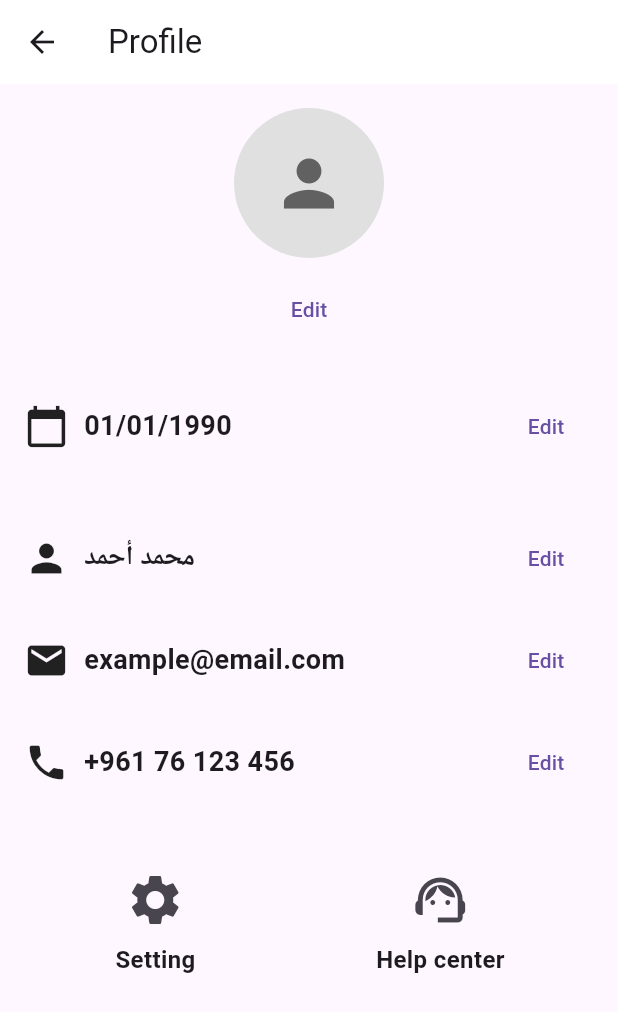
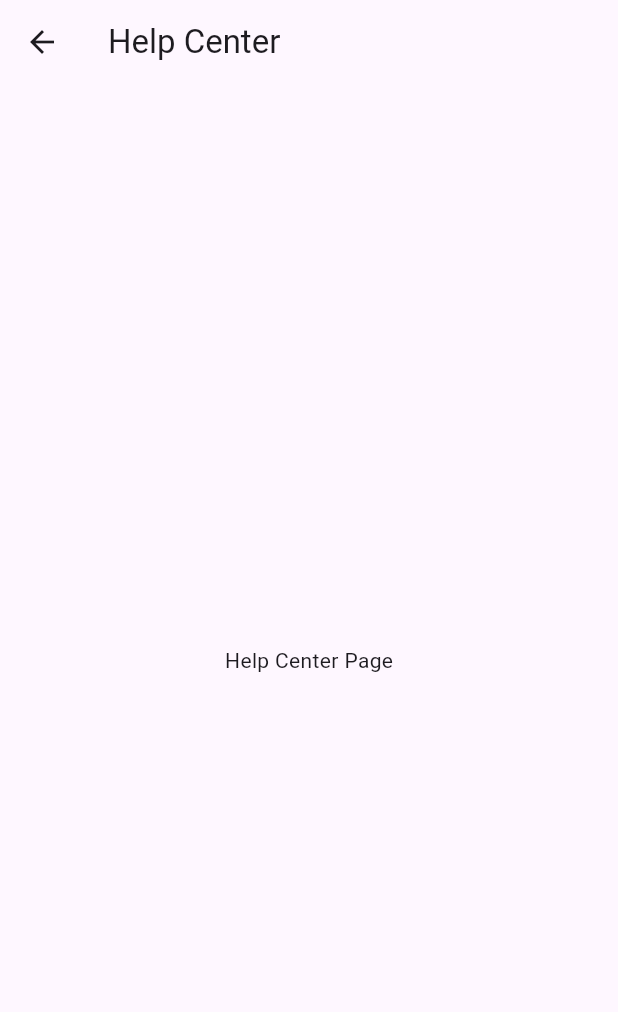
Before and after one commit to mosabfarayeh/tasks, a Flutter app: the ProfilePage screen opened directly, after a tap on the "support agent" icon, on a phone screen of 412 x 824 dp. Shown: the top 1012 px of the screen. Run offline on Flutter 3.47's test engine with Material 3 defaults, Android fonts, the phone set to English and light mode, and no system bars; our stand-ins replace firebase_core, image_picker, permission_handler; missing offline and left inert: google_ml_kit, google_mlkit_face_detection, tasks; accounts and stored records are empty.

Commit message:
Update profile_screen.dart

```diff
--- a/lib/tasks/profile_screen.dart
+++ b/lib/tasks/profile_screen.dart
@@ -1,6 +1,61 @@
 import 'package:flutter/material.dart';
+import 'package:image_picker/image_picker.dart';
+import 'dart:io';
 
-class ProfilePage extends StatelessWidget {
+class ProfilePage extends StatefulWidget {
+  @override
+  _ProfilePageState createState() => _ProfilePageState();
+}
+
+class _ProfilePageState extends State<ProfilePage> {
+  String name = "محمد أحمد";
+  String email = "example@email.com";
+  String phone = "+961 76 123 456";
+  String birthDate = "01/01/1990";
+  File? _image;
+
+  final picker = ImagePicker();
+
+  Future<void> _pickImage() async {
+    final pickedFile = await picker.pickImage(source: ImageSource.gallery);
+    if (pickedFile != null) {
+      setState(() {
+        _image = File(pickedFile.path);
+      });
+    }
+  }
+
+  void _editProfile(String field) {
+    TextEditingController controller = TextEditingController();
+    if (field == "name") controller.text = name;
+    if (field == "email") controller.text = email;
+    if (field == "phone") controller.text = phone;
+
+    showDialog(
+      context: context,
+      builder: (context) => AlertDialog(
+        title: Text("Edit $field"),
+        content: TextField(
+          controller: controller,
+          decoration: InputDecoration(border: OutlineInputBorder()),
+        ),
+        actions: [
+          TextButton(
+            onPressed: () {
+              setState(() {
+                if (field == "name") name = controller.text;
+                if (field == "email") email = controller.text;
+                if (field == "phone") phone = controller.text;
+              });
+              Navigator.pop(context);
+            },
+            child: Text("Save"),
+          )
+        ],
+      ),
+    );
+  }
+
   @override
   Widget build(BuildContext context) {
     return Scaffold(
@@ -24,30 +79,40 @@ class ProfilePage extends StatelessWidget {
           child: Column(
             crossAxisAlignment: CrossAxisAlignment.center,
             children: [
-              CircleAvatar(
-                radius: 50,
-                backgroundColor: Colors.grey[300],
-                child: Icon(Icons.person, size: 50, color: Colors.grey[700]),
+              GestureDetector(
+                onTap: _pickImage,
+                child: CircleAvatar(
+                  radius: 50,
+                  backgroundColor: Colors.grey[300],
+                  backgroundImage: _image != null ? FileImage(_image!) : null,
+                  child: _image == null
+                      ? Icon(Icons.person, size: 50, color: Colors.grey[700])
+                      : null,
+                ),
               ),
               SizedBox(height: 10),
-              TextButton(onPressed: () {}, child: Text("Edit")),
+              TextButton(onPressed: _pickImage, child: Text("Edit")),
               SizedBox(height: 20),
               ProfileInfo(
-                icon: Icons.calendar_today,
-                label: "تاريخ الميلاد",
-                value: "01/01/1990",
-              ),
+                  icon: Icons.calendar_today,
+                  label: "تاريخ الميلاد",
+                  value: birthDate),
               SizedBox(height: 20),
               ProfileInfo(
-                  icon: Icons.person, label: "الاسم", value: "محمد أحمد"),
+                  icon: Icons.person,
+                  label: "الاسم",
+                  value: name,
+                  onEdit: () => _editProfile("name")),
               ProfileInfo(
                   icon: Icons.email,
                   label: "البريد الإلكتروني",
-                  value: "example@email.com"),
+                  value: email,
+                  onEdit: () => _editProfile("email")),
               ProfileInfo(
                   icon: Icons.phone,
                   label: "رقم الهاتف",
-                  value: "+961 76 123 456"),
+                  value: phone,
+                  onEdit: () => _editProfile("phone")),
               SizedBox(height: 30),
               Row(
                 mainAxisAlignment: MainAxisAlignment.spaceAround,
@@ -56,7 +121,13 @@ class ProfilePage extends StatelessWidget {
                     children: [
                       IconButton(
                         icon: Icon(Icons.settings, size: 40),
-                        onPressed: () {},
+                        onPressed: () {
+                          Navigator.push(
+                            context,
+                            MaterialPageRoute(
+                                builder: (context) => SettingsPage()),
+                          );
+                        },
                       ),
                       Text("Setting",
                           style: TextStyle(
@@ -67,7 +138,13 @@ class ProfilePage extends StatelessWidget {
                     children: [
                       IconButton(
                         icon: Icon(Icons.support_agent, size: 40),
-                        onPressed: () {},
+                        onPressed: () {
+                          Navigator.push(
+                            context,
+                            MaterialPageRoute(
+                                builder: (context) => HelpCenterPage()),
+                          );
+                        },
                       ),
                       Text("Help center",
                           style: TextStyle(
@@ -88,8 +165,13 @@ class ProfileInfo extends StatelessWidget {
   final IconData icon;
   final String label;
   final String value;
+  final VoidCallback? onEdit;
 
-  ProfileInfo({required this.icon, required this.label, required this.value});
+  ProfileInfo(
+      {required this.icon,
+      required this.label,
+      required this.value,
+      this.onEdit});
 
   @override
   Widget build(BuildContext context) {
@@ -105,9 +187,41 @@ class ProfileInfo extends StatelessWidget {
               style: TextStyle(fontSize: 18, fontWeight: FontWeight.bold),
             ),
           ),
-          TextButton(onPressed: () {}, child: Text("Edit"))
+          if (onEdit != null)
+            TextButton(
+              onPressed: onEdit,
+              child: Text("Edit"),
+            ),
         ],
       ),
     );
   }
 }
+
+class SettingsPage extends StatelessWidget {
+  @override
+  Widget build(BuildContext context) {
+    return Scaffold(
+      appBar: AppBar(
+        title: Text("Settings"),
+      ),
+      body: Center(
+        child: Text("Settings Page"),
+      ),
+    );
+  }
+}
+
+class HelpCenterPage extends StatelessWidget {
+  @override
+  Widget build(BuildContext context) {
+    return Scaffold(
+      appBar: AppBar(
+        title: Text("Help Center"),
+      ),
+      body: Center(
+        child: Text("Help Center Page"),
+      ),
+    );
+  }
+}
```
